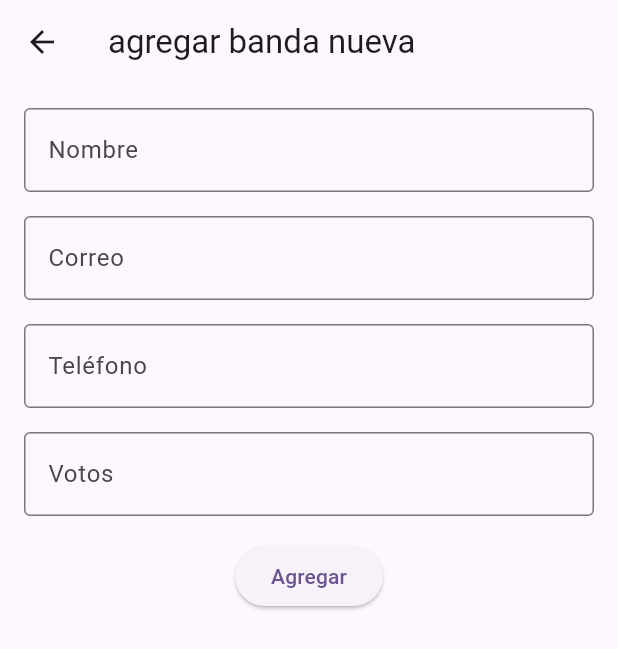
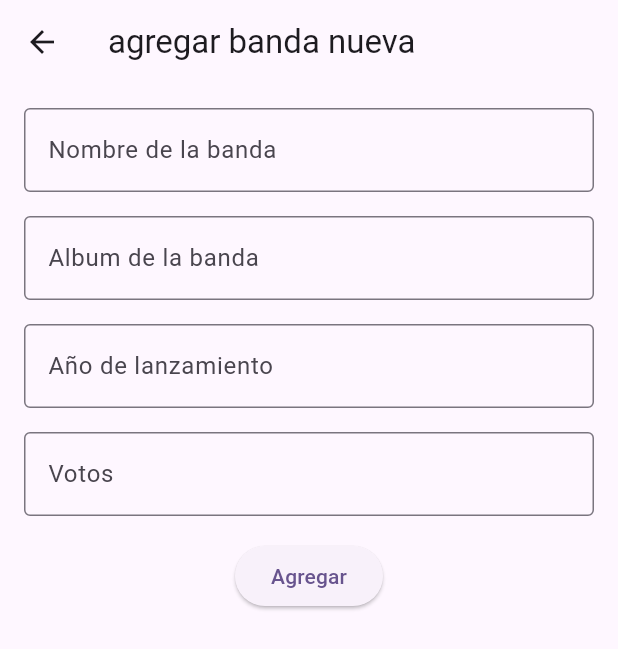
Before and after one commit to FernandoZuniga97/TareaRock, a Flutter app: the screen it shows after launch, after a tap on the "add" icon, on a phone screen of 412 x 824 dp. Shown: the top 649 px of the screen. Run offline on Flutter 3.47's test engine with Material 3 defaults, Android fonts, the phone set to English and light mode, and no system bars; our stand-ins replace cloud_firestore, firebase_core, firebase_storage; accounts and stored records are empty.

Commit message:
Actualizacion 3

```diff
--- a/rocky/lib/home.dart
+++ b/rocky/lib/home.dart
@@ -27,12 +27,12 @@ class _MyHomePageState extends State<MyHomePage> {
         stream: users,
         builder: (context, snapshot) {
           if (snapshot.hasData) {
-            final listaUsuarios = snapshot.data!.docs; // La lista de documentos
+            final listaBandas = snapshot.data!.docs;
 
             return ListView.builder(
-              itemCount: listaUsuarios.length,
+              itemCount: listaBandas.length,
               itemBuilder: (context, index) {
-                final user = listaUsuarios[index];
+                final user = listaBandas[index];
 
                 // user.id;
 
@@ -62,7 +62,7 @@ class _MyHomePageState extends State<MyHomePage> {
         onPressed: () {
           Navigator.pushNamed(context, '/new_user');
         },
-        tooltip: 'Nueva banda',
+        tooltip: 'Agregar nueva banda',
         child: const Icon(Icons.add),
       ),
     );
--- a/rocky/lib/main.dart
+++ b/rocky/lib/main.dart
@@ -17,18 +17,17 @@ class MyApp extends StatelessWidget {
   @override
   Widget build(BuildContext context) {
     return MaterialApp(
-      title: 'Flutter Demo',
+      title: 'Bandas de rock',
       debugShowCheckedModeBanner: false,
       theme: ThemeData(
         colorScheme: ColorScheme.fromSeed(seedColor: Colors.deepPurple),
         useMaterial3: true,
       ),
-    home: const MyHomePage(title: 'Flutter Demo Home Page'),
-      // initialRoute: '/login',
+    home: const MyHomePage(title: 'Rock GG'),
       routes: {
         '/new_user': (context) => NewUserPage(),
         '/home': (context) => const MyHomePage(
-              title: 'Usuarios desde firebase',
+              title: 'Rock desde firebase',
             ),
       },
     );
--- a/rocky/lib/new_users_page.dart
+++ b/rocky/lib/new_users_page.dart
@@ -1,5 +1,7 @@
 import 'package:cloud_firestore/cloud_firestore.dart';
 import 'package:flutter/material.dart';
+import 'package:firebase_storage/firebase_storage.dart';
+
 
 class NewUserPage extends StatelessWidget {
   NewUserPage({super.key});
@@ -8,12 +10,13 @@ class NewUserPage extends StatelessWidget {
   final albumController = TextEditingController();
   final anioController = TextEditingController();
   final votoController = TextEditingController();
+  final almacenamiento = FirebaseStorage.instance;
   final instance = FirebaseFirestore.instance;
+
 
   @override
   Widget build(BuildContext context) {
     final args = ModalRoute.of(context)!.settings.arguments as String?;
-
     if (args != null) {
       instance.collection('bandas').doc(args).get().then((value) {
         nombreController.text = value['Nombre de la banda'];
@@ -37,7 +40,7 @@ class NewUserPage extends StatelessWidget {
                 controller: nombreController,
                 decoration: const InputDecoration(
                   border: OutlineInputBorder(),
-                  labelText: 'Nombre',
+                  labelText: 'Nombre de la banda',
                 ),
               ),
               const SizedBox(height: 16.0),
@@ -45,7 +48,7 @@ class NewUserPage extends StatelessWidget {
                 controller: albumController,
                 decoration: const InputDecoration(
                   border: OutlineInputBorder(),
-                  labelText: 'Correo',
+                  labelText: 'Album de la banda',
                 ),
               ),
               const SizedBox(height: 16.0),
@@ -53,7 +56,7 @@ class NewUserPage extends StatelessWidget {
                 controller: anioController,
                 decoration: const InputDecoration(
                   border: OutlineInputBorder(),
-                  labelText: 'Teléfono',
+                  labelText: 'Año de lanzamiento',
                 ),
               ),
               const SizedBox(height: 16.0),
@@ -80,10 +83,16 @@ class NewUserPage extends StatelessWidget {
                 child: const Text('Agregar'),
 
               ),
+              const SizedBox(height: 16.0),
             ],
           ),
         ),
       ),
     );
   }
+
+
+
+
+
 }
--- a/rocky/pubspec.yaml
+++ b/rocky/pubspec.yaml
@@ -37,7 +37,10 @@ dependencies:
   cupertino_icons: ^1.0.6
   firebase_core: 2.30.0
   cloud_firestore: 4.17.0
-  intl: ^0.19.0
+  firebase_storage: 11.6.11
+  intl: 0.19.0
+  gallery_picker: 0.5.1
+  image_picker: 1.1.0
 
 dev_dependencies:
   flutter_test:
```
Also changed, not shown: rocky/assets/images/goku.jpg (added), rocky/pubspec.lock, 7 other files.
